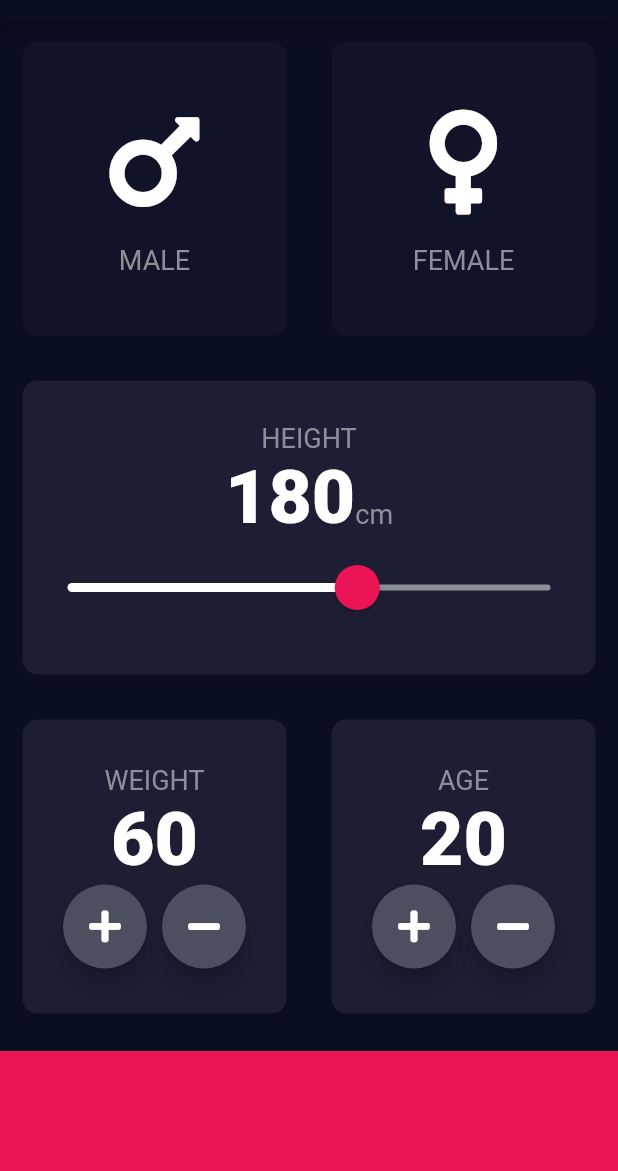
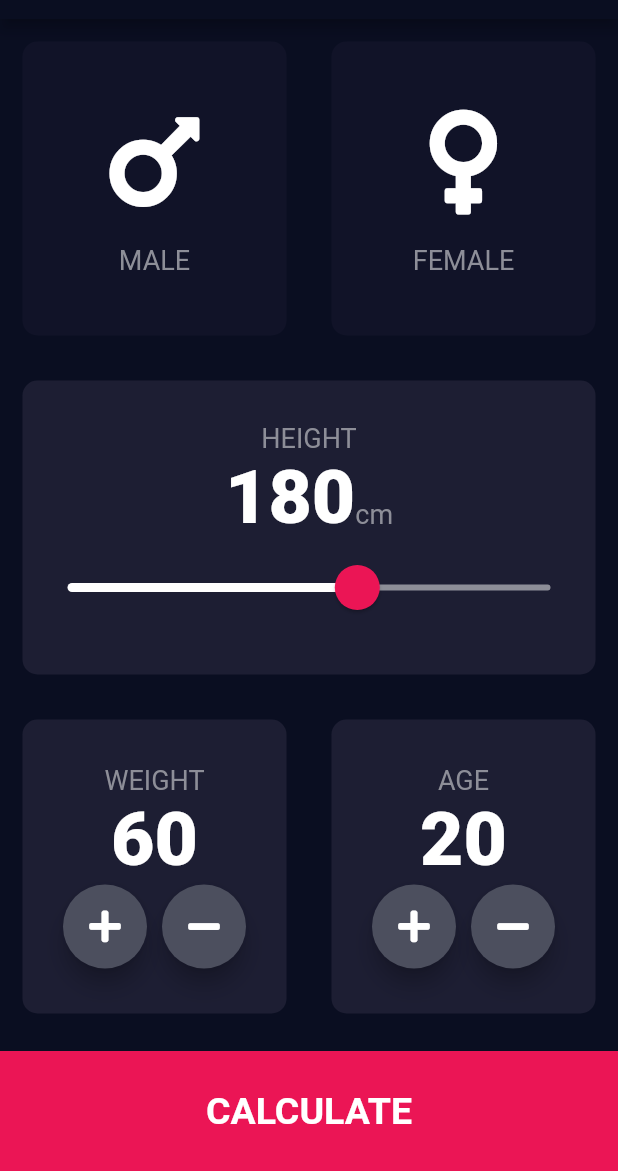
Before and after one commit to omrobbie/udemy-introduction-to-flutter-development, a Flutter app: the screen it shows after launch, on a phone screen of 412 x 824 dp, the part 65-1236 px from its top. Run offline on Flutter 3.47's test engine with Material 2 defaults, Android fonts, the phone set to English and light mode, and no system bars; our stand-ins replace audioplayers, font_awesome_flutter, rflutter_alert.

Commit message:
navigate to new page when button calculate tapped

```diff
--- a/bmi_calculator/lib/constants.dart
+++ b/bmi_calculator/lib/constants.dart
@@ -7,3 +7,4 @@
 
 const kLabelTextStyle = TextStyle(fontSize: 18.0, color: Color(0xFF8D8E98));
 const kNumberTextStyle = TextStyle(fontSize: 50.0, fontWeight: FontWeight.w900);
+const kLargeTextStyle = TextStyle(fontSize: 25.0, fontWeight: FontWeight.bold);
--- a/bmi_calculator/lib/input_page.dart
+++ b/bmi_calculator/lib/input_page.dart
@@ -1,3 +1,4 @@
+import 'package:bmi_calculator/results_page.dart';
 import 'package:flutter/cupertino.dart';
 import 'package:flutter/material.dart';
 import 'package:font_awesome_flutter/font_awesome_flutter.dart';
@@ -197,11 +198,25 @@
               ],
             ),
           ),
-          Container(
-            color: kBottomContainerColor,
-            margin: EdgeInsets.only(top: 10.0),
-            width: double.infinity,
-            height: kBottomContainerHeight,
+          GestureDetector(
+            onTap: () {
+              Navigator.push(
+                context,
+                MaterialPageRoute(builder: (context) => ResultsPage()),
+              );
+            },
+            child: Container(
+              color: kBottomContainerColor,
+              margin: EdgeInsets.only(top: 10.0),
+              width: double.infinity,
+              height: kBottomContainerHeight,
+              child: Center(
+                child: Text(
+                  'CALCULATE',
+                  style: kLargeTextStyle,
+                ),
+              ),
+            ),
           ),
         ],
       ),
```
Also changed, not shown: bmi_calculator/lib/results_page.dart (added, +13 -0 lines).
